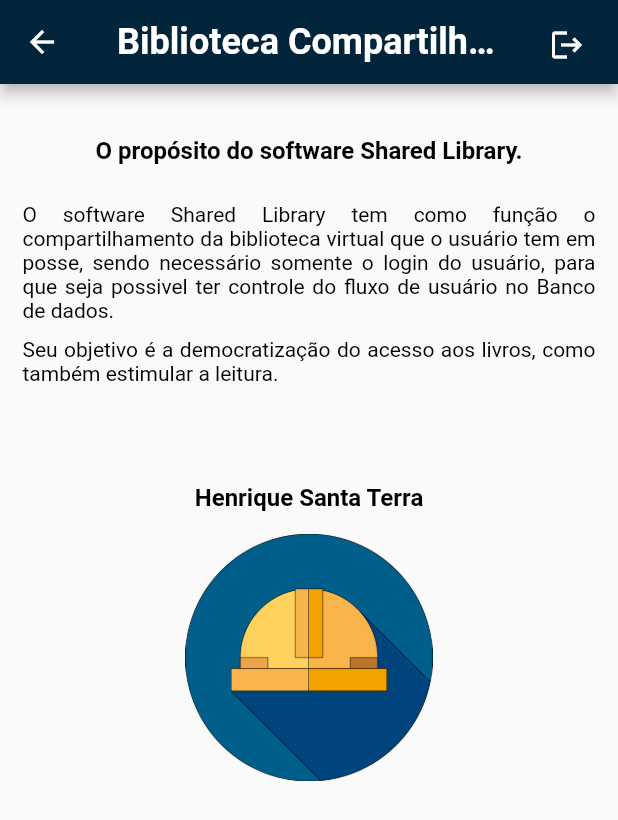
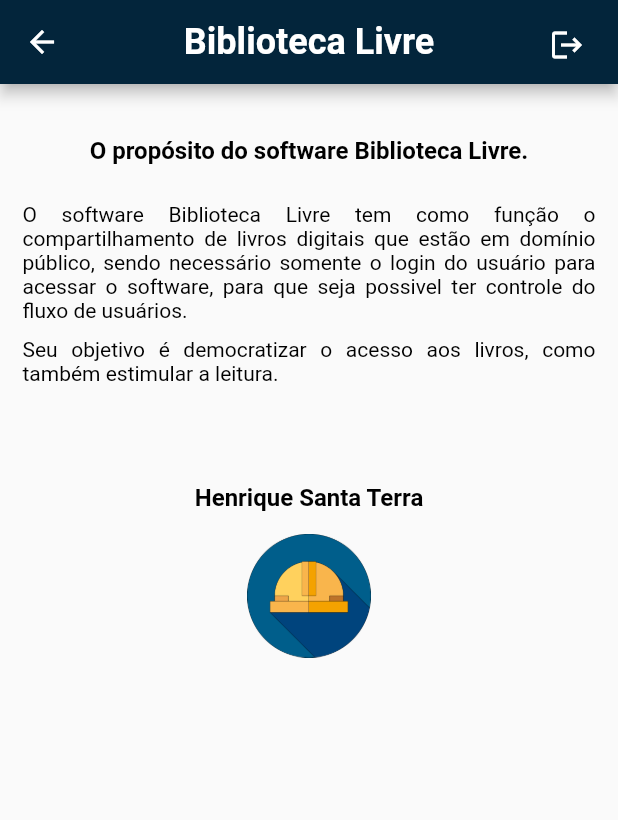
Before and after one commit to HST-Sueoka/BibliotecaLivre, a Flutter app: the SobreApp screen opened by its route, on a phone screen of 412 x 824 dp. Shown: the top 820 px of the screen. Run offline on Flutter 3.47's test engine with Material 2 defaults, Android fonts, the phone set to English and light mode, and no system bars; our stand-ins replace cloud_firestore, firebase_auth, firebase_core, flutter_svg, google_fonts; missing offline and left inert: flutter_downloader; accounts and stored records are empty.

Commit message:
Sobre o App modificado

```diff
--- a/flutter_application_app/lib/autentificar/pagina_login.dart
+++ b/flutter_application_app/lib/autentificar/pagina_login.dart
@@ -32,7 +32,7 @@ class _PaginaLoginState extends State<PaginaLogin> {
                 child: Center(
                   child: Image.asset(
                     Auxiliar.imagemLogo,
-                    width: MediaQuery.of(context).size.width * 0.4,
+                    width: MediaQuery.of(context).size.width * 0.6,
                   ),
                 ),
               ),
--- a/flutter_application_app/lib/pages/listar_favoritos.dart
+++ b/flutter_application_app/lib/pages/listar_favoritos.dart
@@ -14,7 +14,7 @@ class ListarFavoritos extends StatelessWidget {
           children: [
             Image.asset(
               Auxiliar.imagemEmDesenvolvimento,
-              width: MediaQuery.of(context).size.width * 0.4,
+              width: MediaQuery.of(context).size.width * 0.2,
             ),
             const SizedBox(height: 20),
             const Text(
--- a/flutter_application_app/lib/pages/listar_lidos.dart
+++ b/flutter_application_app/lib/pages/listar_lidos.dart
@@ -14,7 +14,7 @@ class ListarLidos extends StatelessWidget {
           children: [
             Image.asset(
               Auxiliar.imagemEmDesenvolvimento,
-              width: MediaQuery.of(context).size.width * 0.4,
+              width: MediaQuery.of(context).size.width * 0.2,
             ),
             const SizedBox(height: 20),
             // ignore: prefer_const_constructors
--- a/flutter_application_app/lib/pages/sobre_app.dart
+++ b/flutter_application_app/lib/pages/sobre_app.dart
@@ -143,7 +143,7 @@ class _SobreAppState extends State<SobreApp> {
                 children: [
                   Image.asset(
                     Auxiliar.fotoDesenvolvedor,
-                    width: MediaQuery.of(context).size.width * 0.4,
+                    width: MediaQuery.of(context).size.width * 0.2,
                   ),
                 ],
               ),
--- a/flutter_application_app/lib/suporte/suporte.dart
+++ b/flutter_application_app/lib/suporte/suporte.dart
@@ -60,20 +60,20 @@ abstract class Auxiliar {
 
   // Variáveis de Texto
 
-  static const String nomeAplicativo = 'Biblioteca Compartilhada';
+  static const String nomeAplicativo = 'Biblioteca Livre';
 
   static const String imagemLogo = "assets/images/testeLogo.png";
 
   static const String imagemEmDesenvolvimento = "assets/images/helmet.png";
 
   static const String tituloSobreApp =
-      "O propósito do software Shared Library.";
+      "O propósito do software Biblioteca Livre.";
 
   static const String primeiroParagrafo =
-      "O software Shared Library tem como função o compartilhamento da biblioteca virtual que o usuário tem em posse, sendo necessário somente o login do usuário, para que seja possivel ter controle do fluxo de usuário no Banco de dados.";
+      "O software Biblioteca Livre tem como função o compartilhamento de livros digitais que estão em domínio público, sendo necessário somente o login do usuário para acessar o software, para que seja possivel ter controle do fluxo de usuários.";
 
   static const String segundoParagrafo =
-      "Seu objetivo é a democratização do acesso aos livros, como também estimular a leitura.";
+      "Seu objetivo é democratizar o acesso aos livros, como também estimular a leitura.";
 
   static const String nomeDesenvolvedor = "Henrique Santa Terra";
 
```
